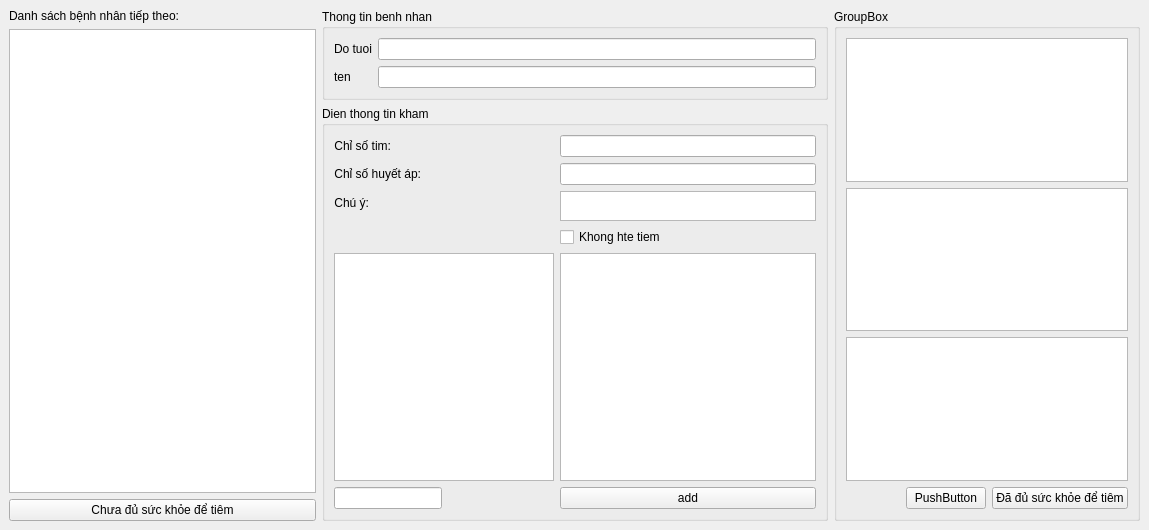
First picture: the form in khamsobo.ui, repository xdien/tcmr, before the edit.
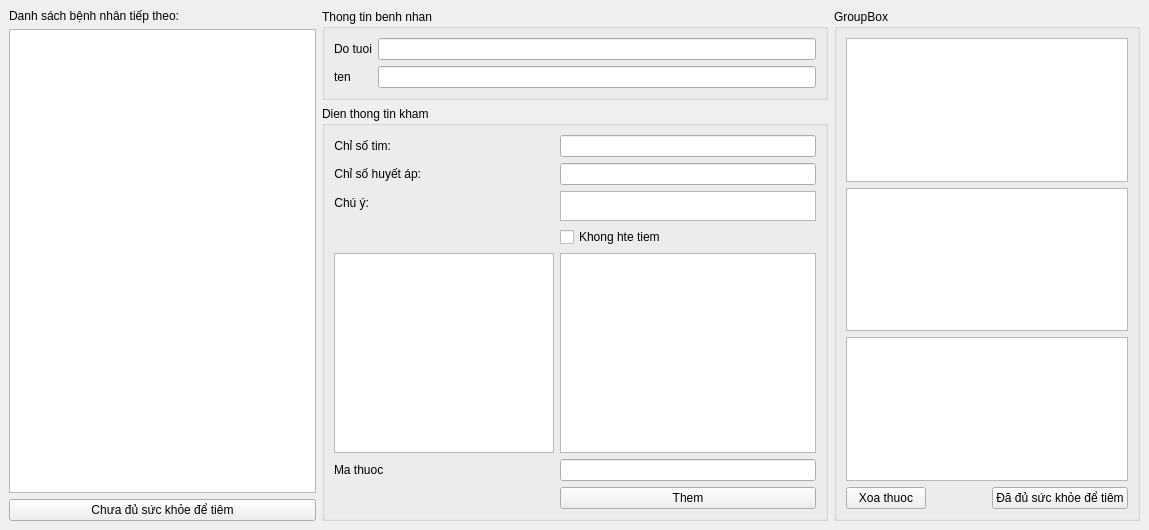
Second picture: the form after the edit.

The edit to the form file:
```diff
--- a/khamsobo.ui
+++ b/khamsobo.ui
@@ -186,7 +186,14 @@
               </widget>
              </item>
              <item row="5" column="0">
-              <widget class="QLineEdit" name="lineEdit">
+              <widget class="QLabel" name="label_5">
+               <property name="text">
+                <string>Ma thuoc</string>
+               </property>
+              </widget>
+             </item>
+             <item row="5" column="1">
+              <widget class="QLineEdit" name="lineEdit_mathuoc">
                <property name="minimumSize">
                 <size>
                  <width>91</width>
@@ -195,10 +202,17 @@
                </property>
               </widget>
              </item>
-             <item row="5" column="1">
+             <item row="6" column="1">
               <widget class="QPushButton" name="pushButton_3">
                <property name="text">
-                <string>add</string>
+                <string>Them</string>
+               </property>
+              </widget>
+             </item>
+             <item row="6" column="0">
+              <widget class="QLabel" name="label_kq">
+               <property name="text">
+                <string/>
                </property>
               </widget>
              </item>
@@ -257,6 +271,13 @@
          </item>
          <item>
           <layout class="QHBoxLayout" name="horizontalLayout_2">
+           <item>
+            <widget class="QPushButton" name="pushButton_2">
+             <property name="text">
+              <string>Xoa thuoc</string>
+             </property>
+            </widget>
+           </item>
            <item>
             <spacer name="horizontalSpacer">
              <property name="orientation">
@@ -270,13 +291,6 @@
              </property>
             </spacer>
            </item>
-           <item>
-            <widget class="QPushButton" name="pushButton_2">
-             <property name="text">
-              <string>PushButton</string>
-             </property>
-            </widget>
-           </item>
            <item>
             <widget class="QPushButton" name="pushButton">
              <property name="text">
```
Left out of the diff: 2 changed lines with no effect on the pictures.
